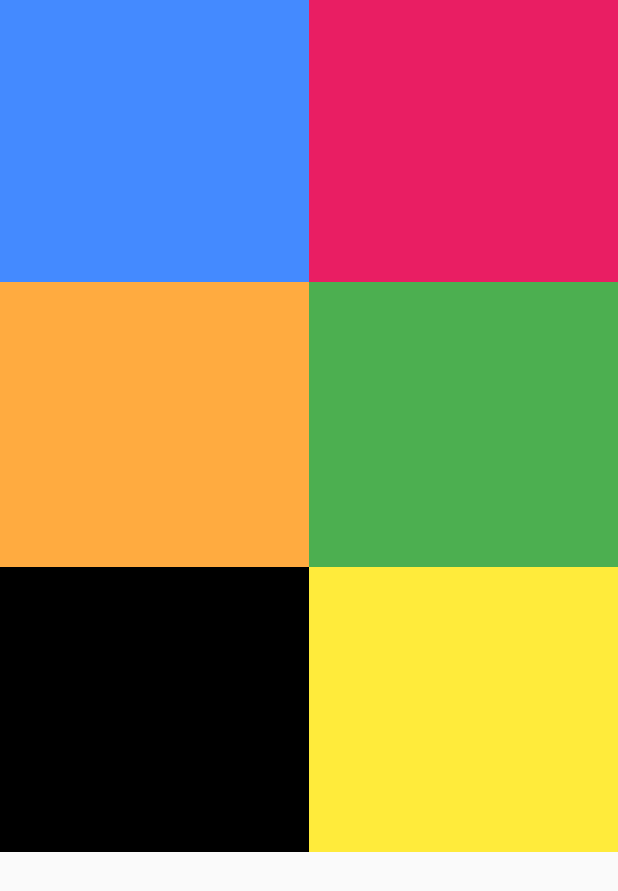
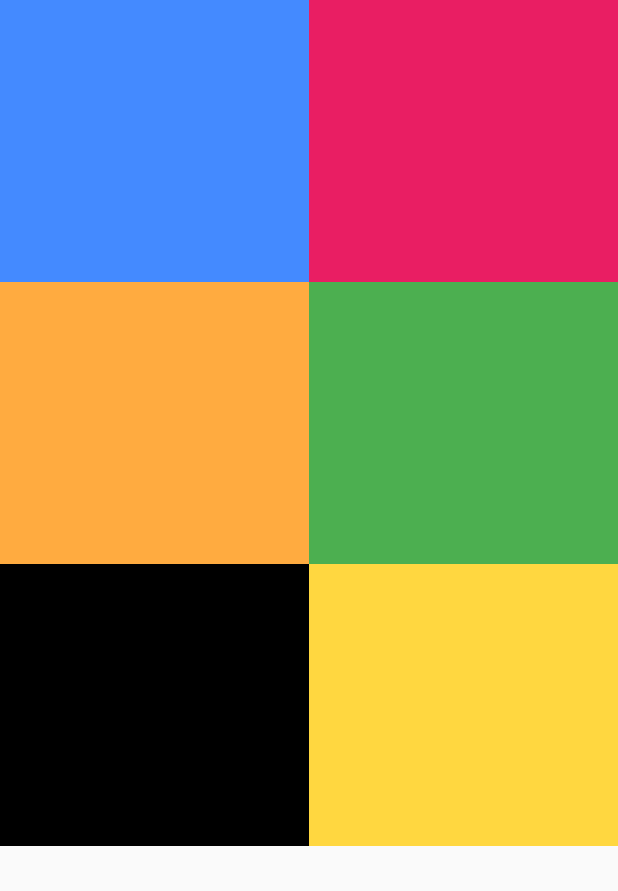
Before and after one commit to NkululekoMbhele/flutter-project-1-color-grid, a Flutter app: the screen it shows after launch, on a phone screen of 412 x 824 dp. Shown: the top 891 px of the screen. Run offline on Flutter 3.47's test engine with Material 2 defaults, Android fonts, the phone set to English and light mode, and no system bars.

Commit message:
Separition, a more cleaner code

```diff
--- a/lib/main.dart
+++ b/lib/main.dart
@@ -1,17 +1,17 @@
+/**
+ * Sphesihle Madonsela
+ * A Simple Flutter App
+ * The year is 2022
+ */
+
 import 'package:flutter/material.dart';
 
-void main() => runApp(const MyApp());
+void main() => runApp(MyApp());
 
 
 class MyApp extends StatelessWidget {
-  const MyApp({Key? key}) : super(key: key);
-
   @override
   Widget build(BuildContext context) {
-
-    //var screenSize = MediaQuery.of(context).size;
-    //var width = screenSize.width;
-    //var height = screenSize.height;
 
     // The Flexible widget inside the containers row ensures that we don't worry about the device screen width
     // This resizes the container to fill the extra ba
@@ -19,16 +19,31 @@ class MyApp extends StatelessWidget {
 
     return MaterialApp(
       title: 'Welcome to Flutter',
-      home: Scaffold(
+      home: MyHomePage() // (2) then we put the homepage inside material App
+    );
+  }
+}
+// (1) This is where we implement our homepage, the Scaffold is here
+class MyHomePage extends StatelessWidget{
+  @override
+  Widget build(BuildContext context){
+    return Scaffold(
       appBar: null,
-          /*AppBar (
-          title: const Text('Color Boxes'),
-          backgroundColor: Colors.deepOrangeAccent,
-        ),*/
-          body:Column(
-            mainAxisSize: MainAxisSize.max, // occupy all the y-axis space
+      body: Column(
         children: <Widget>[
-              Row(
+          First(), Second(), Third() // children of our Column i.e in this case
+        ],
+      )
+    );
+  }
+}
+
+/// The list of Widget we, going to use, this separation makes it easier to debug our program and for cleaner code
+/// if First() had an issue we just fix it here
+class First extends StatelessWidget{
+  @override
+  Widget build(BuildContext context){
+      return Row(
             children: <Widget>[
                 Flexible(
                     fit: FlexFit.tight,
@@ -51,14 +66,20 @@ class MyApp extends StatelessWidget {
                     ),
                 ),
             ],
-              ),
-              Row(
+          );
+      }
+}
+
+class Second extends StatelessWidget{
+  @override
+  Widget build(BuildContext context){
+    return Row(
       children: <Widget>[
         Flexible(
             fit: FlexFit.tight,
             child:Container(
               width: 100,
-                          height: 190,
+              height: 188,
               decoration: BoxDecoration(
                   color: Colors.orangeAccent
               ),
@@ -68,21 +89,27 @@ class MyApp extends StatelessWidget {
           fit:FlexFit.tight,
           child: Container(
             width: 100,
-                        height: 190,
+            height: 188,
             decoration: BoxDecoration(
                 color: Colors.green
             ),
           ),
         ),
-                  ]
-              ),
-                  Row(
+      ],
+    );
+  }
+}
+
+class Third extends StatelessWidget{
+  @override
+  Widget build(BuildContext context){
+    return Row(
       children: <Widget>[
         Flexible(
             fit: FlexFit.tight,
             child:Container(
               width: 100,
-                            height: 190,
+              height: 188,
               decoration: BoxDecoration(
                   color: Colors.black
               ),
@@ -92,18 +119,13 @@ class MyApp extends StatelessWidget {
           fit:FlexFit.tight,
           child: Container(
             width: 100,
-                          height: 190,
+            height: 188,
             decoration: BoxDecoration(
-                              color: Colors.yellow
+                color: Colors.amberAccent
             ),
           ),
         ),
       ],
-                )
-
-            ],
-          )
-      ),
     );
   }
 }
```
Also changed, not shown: lib/test.dart (deleted, +0 -113 lines). Lines whose indentation alone changed are shown as unchanged.
